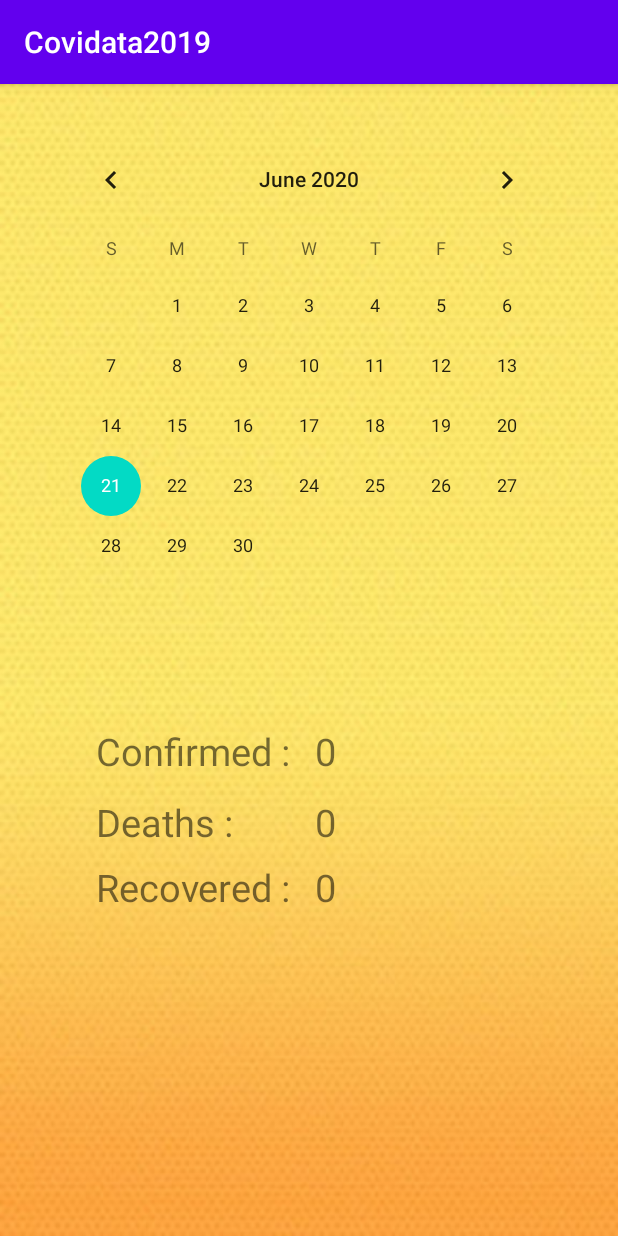
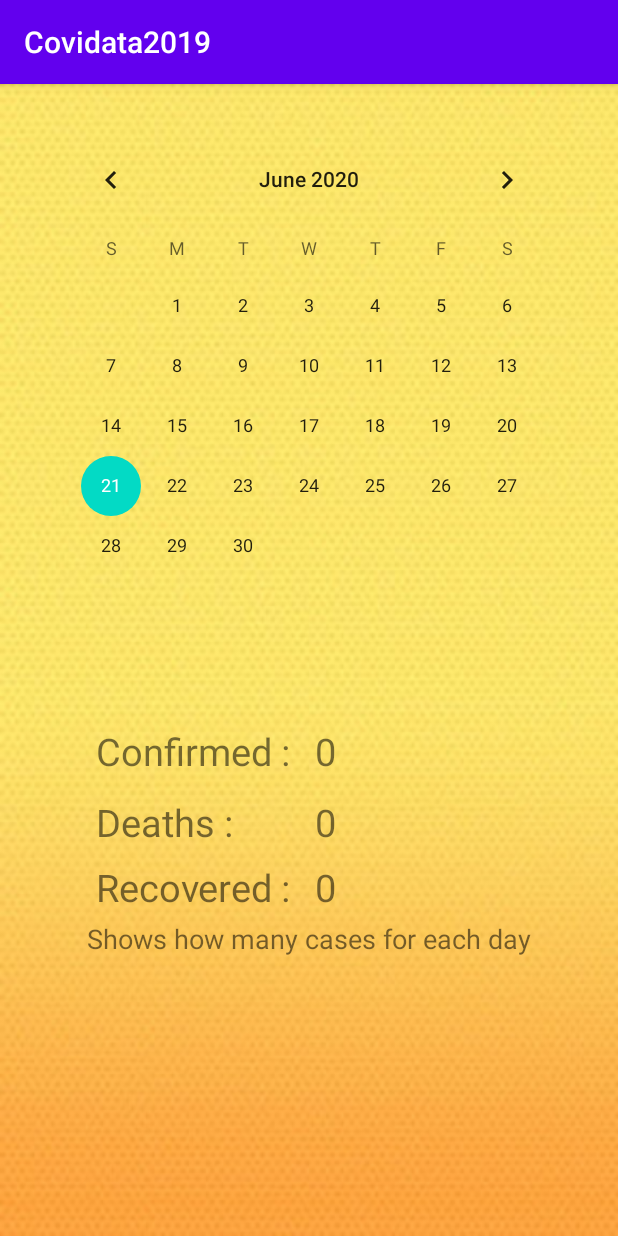
Before and after one commit to hurrikaanig/ing1_p22_covidata2019, an Android app: the CountryActivity screen opened directly, with no data from a screen before it, on a phone screen of 412 x 824 dp. Run offline under Robolectric (Android 15) with nearby library versions, the light colour scheme and no system bars.

Commit message:
corrected data activity for each day

```diff
--- a/app/src/main/res/layout/activity_country_data.xml
+++ b/app/src/main/res/layout/activity_country_data.xml
@@ -83,4 +83,14 @@
         android:textSize="25sp"
         app:layout_constraintEnd_toEndOf="@+id/deaths_country"
         app:layout_constraintTop_toTopOf="@+id/textView18" />
+
+    <TextView
+        android:id="@+id/textView17"
+        android:layout_width="wrap_content"
+        android:layout_height="wrap_content"
+        android:text="Shows how many cases for each day"
+        android:textSize="18sp"
+        app:layout_constraintEnd_toEndOf="parent"
+        app:layout_constraintStart_toStartOf="parent"
+        app:layout_constraintTop_toBottomOf="@+id/textView18" />
 </androidx.constraintlayout.widget.ConstraintLayout>
```
Also changed, not shown: app/src/main/java/com/epita/covidata2019/CountryActivity.kt (+9 -3 lines).
